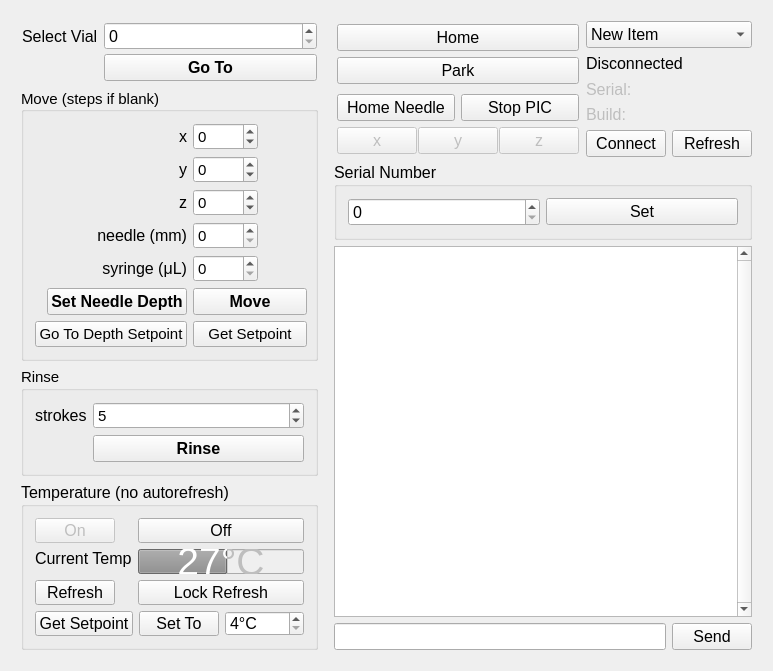
Above: src/gpicontroller.ui from amoose136/GPIController before the change. Below: the same form after it.
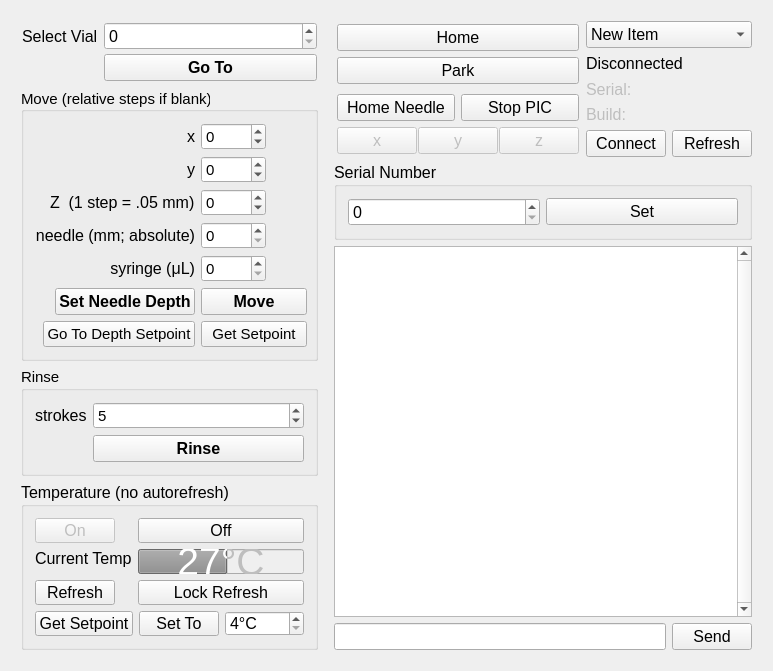
That is the form after the change.

Commit message: 💄 Improve ui for clarity. 🐛 Fix set needle depth function sometimes grabbing the zero corresponding to command completion instead of value corresponding to step count

The edit to the form file:
```diff
--- a/src/gpicontroller.ui
+++ b/src/gpicontroller.ui
@@ -157,7 +157,7 @@
            </font>
           </property>
           <property name="title">
-           <string>Move (steps if blank)</string>
+           <string>Move (relative steps if blank)</string>
           </property>
           <property name="alignment">
            <set>Qt::AlignLeading|Qt::AlignLeft|Qt::AlignVCenter</set>
@@ -269,7 +269,7 @@
               </font>
              </property>
              <property name="text">
-              <string>z</string>
+              <string>Z  (1 step = .05 mm)</string>
              </property>
             </widget>
            </item>
@@ -325,7 +325,7 @@
               <number>1</number>
              </property>
              <property name="text">
-              <string>needle (mm)</string>
+              <string>needle (mm; absolute)</string>
              </property>
              <property name="alignment">
               <set>Qt::AlignRight|Qt::AlignTrailing|Qt::AlignVCenter</set>
```
Left out of the diff: 6 changed lines with no effect on the pictures. The commit also changes 2 other files.
